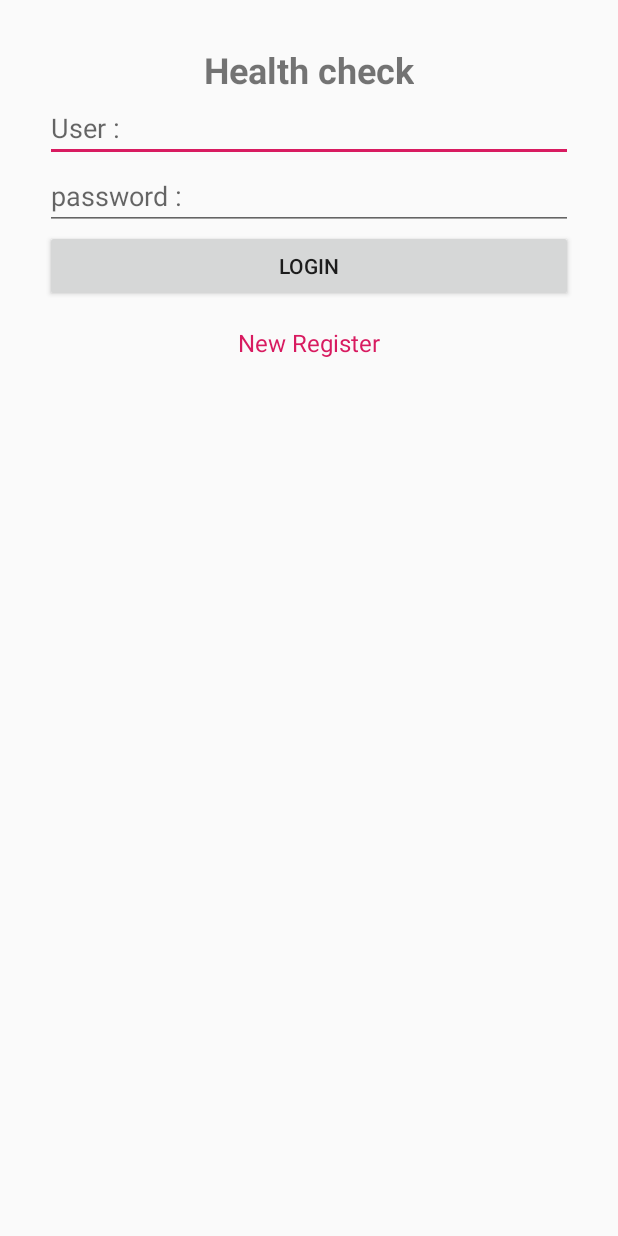
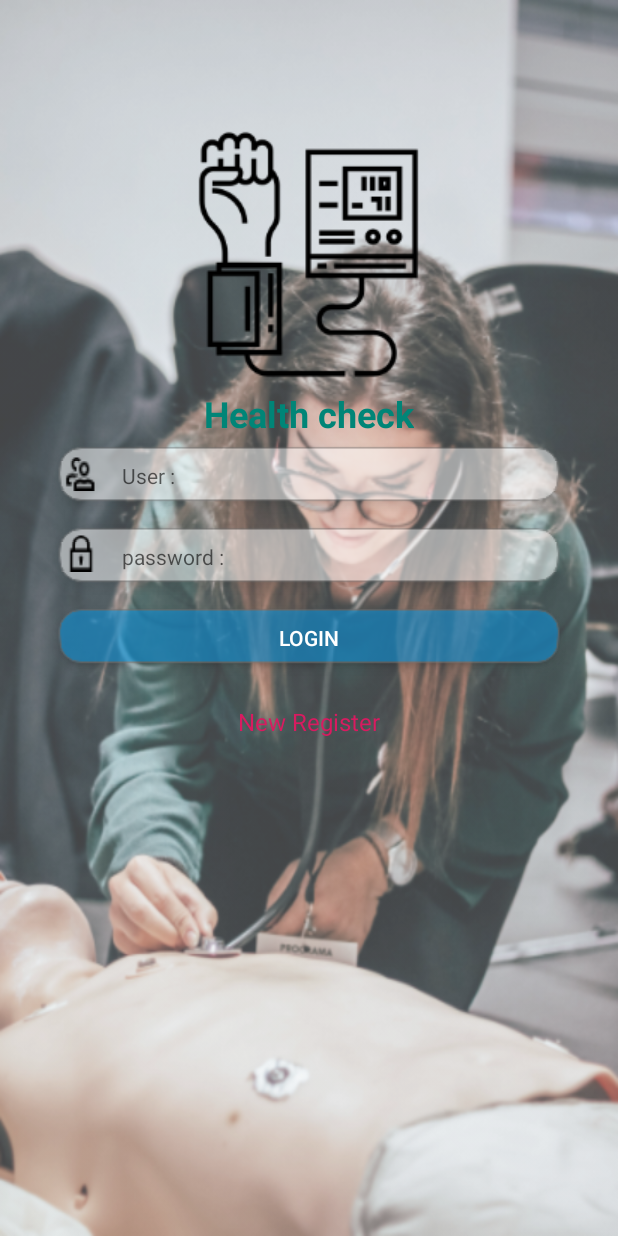
Before and after one commit to klod9288/Healthcheck, an Android app: the screen it shows after launch (MainActivity), on a phone screen of 412 x 824 dp. Run offline under Robolectric (Android 15) with nearby library versions, the phone set to English and light mode, and no system bars.

Commit message:
Image Success

```diff
--- a/app/src/main/res/layout/fragment_main.xml
+++ b/app/src/main/res/layout/fragment_main.xml
@@ -5,15 +5,24 @@
     android:layout_height="match_parent"
     tools:context=".MainFragment">
 
+    <ImageView
+        android:src="@drawable/wallpaper"
+        android:scaleType="fitXY"
+        android:layout_width="match_parent"
+        android:layout_height="match_parent" />
+
     <!--Content-->
     <LinearLayout
-        android:layout_margin="@dimen/m1"
+        android:layout_marginTop="80dp"
+        android:layout_marginLeft="@dimen/m1"
+        android:layout_marginRight="@dimen/m1"
         android:orientation="vertical"
         android:layout_width="match_parent"
         android:layout_height="wrap_content">
 
         <!--Logo-->
         <ImageView
+            android:src="@drawable/logo"
             android:layout_gravity="center_horizontal"
             android:layout_width="wrap_content"
             android:layout_height="wrap_content" />
@@ -21,6 +30,7 @@
 
         <!--Title-->
         <TextView
+            android:textColor="@color/colorPrimary"
             android:textStyle="bold"
             android:textSize="@dimen/h1"
             android:layout_gravity="center_horizontal"
@@ -30,7 +40,8 @@
 
         <!--User-->
         <EditText
-            android:textSize="@dimen/h2"
+            android:background="@drawable/user"
+            android:textSize="@dimen/h4"
             android:inputType="text"
             android:hint="@string/user"
             android:layout_width="match_parent"
@@ -38,7 +49,8 @@
 
         <!--Password-->
         <EditText
-            android:textSize="@dimen/h2"
+            android:background="@drawable/password"
+            android:textSize="@dimen/h4"
             android:inputType="textPassword"
             android:hint="@string/password"
             android:layout_width="match_parent"
@@ -46,6 +58,8 @@
 
         <!--Login-->
         <Button
+            android:textColor="#ffffff"
+            android:background="@drawable/button"
             android:text="@string/login"
             android:layout_width="match_parent"
             android:layout_height="wrap_content" />
--- a/app/src/main/res/values/dimens.xml
+++ b/app/src/main/res/values/dimens.xml
@@ -5,4 +5,5 @@
     <dimen name="h2">18sp</dimen>
     <dimen name="h3">16sp</dimen>
     <dimen name="m2">16dp</dimen>
+    <dimen name="h4">14sp</dimen>
 </resources>
```
Also changed, not shown: app/src/main/res/drawable-mdpi/button.9.png (added), app/src/main/res/drawable-mdpi/logo.png (added), app/src/main/res/drawable-mdpi/name.9.png (added), app/src/main/res/drawable-mdpi/password.9.png (added), app/src/main/res/drawable-mdpi/user.9.png (added), app/src/main/res/drawable-mdpi/wallpaper.png (added), app/src/main/res/drawable-mdpi/wallpaper_blue.png (added).
